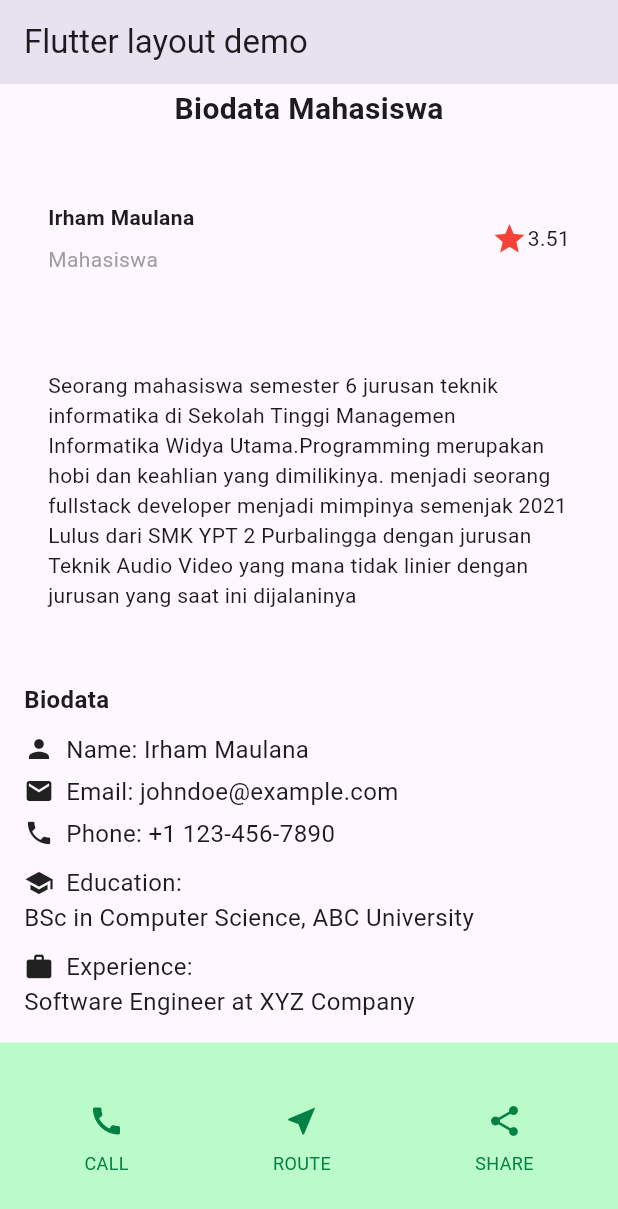
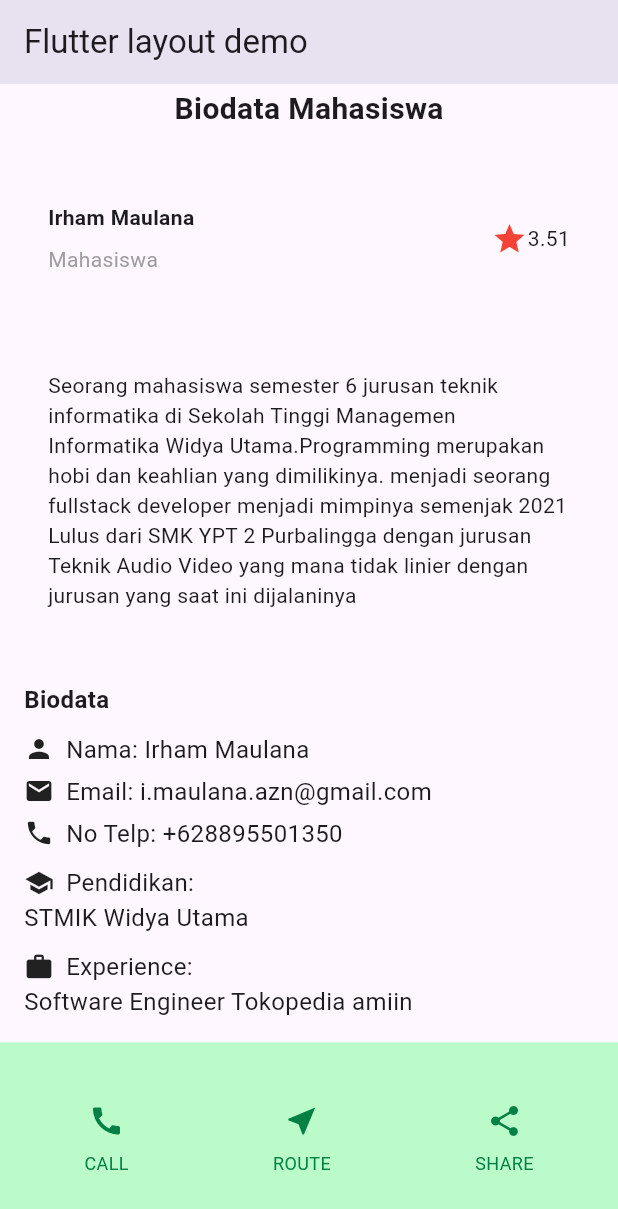
Before and after one commit to imaulanaazn/flutter_uts, a Flutter app: the screen it shows after launch, scrolled down 120 dp, on a phone screen of 412 x 824 dp. Shown: the top 1209 px of the screen. Run offline on Flutter 3.47's test engine with Material 3 defaults, Android fonts, the phone set to English and light mode, and no system bars.

Commit message:
melengkapi biodata

```diff
--- a/lib/main.dart
+++ b/lib/main.dart
@@ -96,7 +96,7 @@ class BiodataSection extends StatelessWidget {
               ),
               SizedBox(width: 8),
               Text(
-                'Name: Irham Maulana',
+                'Nama: Irham Maulana',
                 style: TextStyle(fontSize: 16),
               ),
             ],
@@ -108,7 +108,7 @@ class BiodataSection extends StatelessWidget {
               Icon(Icons.email, size: 20),
               SizedBox(width: 8),
               Text(
-                'Email: johndoe@example.com',
+                'Email: i.maulana.azn@gmail.com',
                 style: TextStyle(fontSize: 16),
               ),
             ],
@@ -120,7 +120,7 @@ class BiodataSection extends StatelessWidget {
               Icon(Icons.phone, size: 20),
               SizedBox(width: 8),
               Text(
-                'Phone: +1 123-456-7890',
+                'No Telp: +628895501350',
                 style: TextStyle(fontSize: 16),
               ),
             ],
@@ -133,13 +133,13 @@ class BiodataSection extends StatelessWidget {
               Icon(Icons.school, size: 20),
               SizedBox(width: 8),
               Text(
-                'Education:',
+                'Pendidikan:',
                 style: TextStyle(fontSize: 16),
               ),
             ],
           ),
           Text(
-            'BSc in Computer Science, ABC University',
+            'STMIK Widya Utama',
             style: TextStyle(fontSize: 16),
           ),
           SizedBox(height: 10),
@@ -155,7 +155,7 @@ class BiodataSection extends StatelessWidget {
             ],
           ),
           Text(
-            'Software Engineer at XYZ Company',
+            'Software Engineer Tokopedia amiin',
             style: TextStyle(fontSize: 16),
           ),
         ],
```
